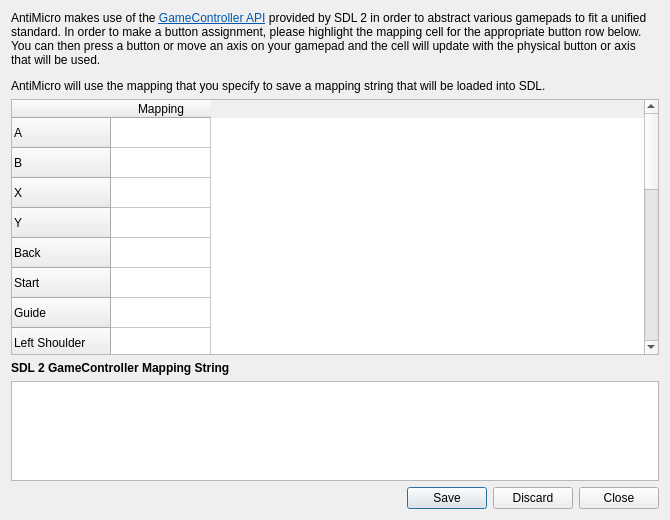
First picture: the form in src/gamecontrollermappingdialog.ui, repository AntiMicroX/antimicrox, before the edit.
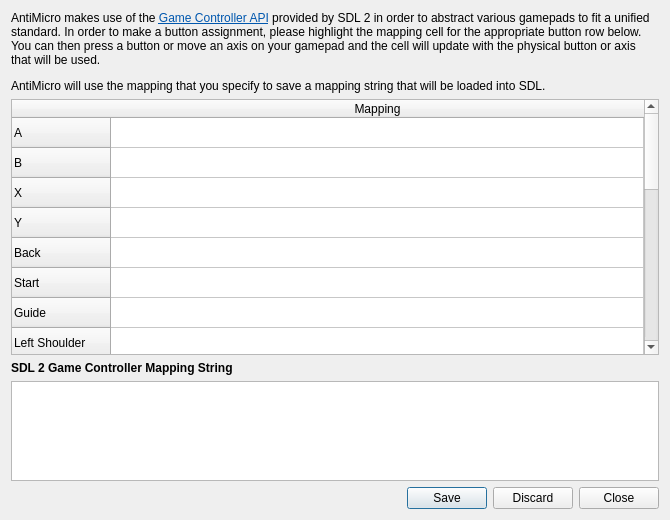
Second picture: the form after the edit.

What changed in the file:
```diff
--- a/src/gamecontrollermappingdialog.ui
+++ b/src/gamecontrollermappingdialog.ui
@@ -23,7 +23,7 @@
    <item>
     <widget class="QLabel" name="label">
      <property name="text">
-      <string>&lt;html&gt;&lt;head/&gt;&lt;body&gt;&lt;p&gt;AntiMicro makes use of the &lt;a href=&quot;https://wiki.libsdl.org/CategoryGameController&quot;&gt;&lt;span style=&quot; text-decoration: underline; color:#0057ae;&quot;&gt;GameController API&lt;/span&gt;&lt;/a&gt; provided by SDL 2 in order to abstract various gamepads to fit a unified standard. In order to make a button assignment, please highlight the mapping cell for the appropriate button row below. You can then press a button or move an axis on your gamepad and the cell will update with the physical button or axis that will be used.&lt;/p&gt;&lt;p&gt;AntiMicro will use the mapping that you specify to save a mapping string that will be loaded into SDL.&lt;/p&gt;&lt;/body&gt;&lt;/html&gt;</string>
+      <string>&lt;html&gt;&lt;head/&gt;&lt;body&gt;&lt;p&gt;AntiMicro makes use of the &lt;a href=&quot;https://wiki.libsdl.org/CategoryGameController&quot;&gt;&lt;span style=&quot; text-decoration: underline; color:#0057ae;&quot;&gt;Game Controller API&lt;/span&gt;&lt;/a&gt; provided by SDL 2 in order to abstract various gamepads to fit a unified standard. In order to make a button assignment, please highlight the mapping cell for the appropriate button row below. You can then press a button or move an axis on your gamepad and the cell will update with the physical button or axis that will be used.&lt;/p&gt;&lt;p&gt;AntiMicro will use the mapping that you specify to save a mapping string that will be loaded into SDL.&lt;/p&gt;&lt;/body&gt;&lt;/html&gt;</string>
      </property>
      <property name="wordWrap">
       <bool>true</bool>
@@ -98,6 +98,9 @@
      <attribute name="horizontalHeaderHighlightSections">
       <bool>true</bool>
      </attribute>
+     <attribute name="horizontalHeaderStretchLastSection">
+      <bool>true</bool>
+     </attribute>
      <attribute name="verticalHeaderVisible">
       <bool>true</bool>
      </attribute>
@@ -240,7 +243,7 @@
       </font>
      </property>
      <property name="text">
-      <string>SDL 2 GameController Mapping String</string>
+      <string>SDL 2 Game Controller Mapping String</string>
      </property>
     </widget>
    </item>
```
